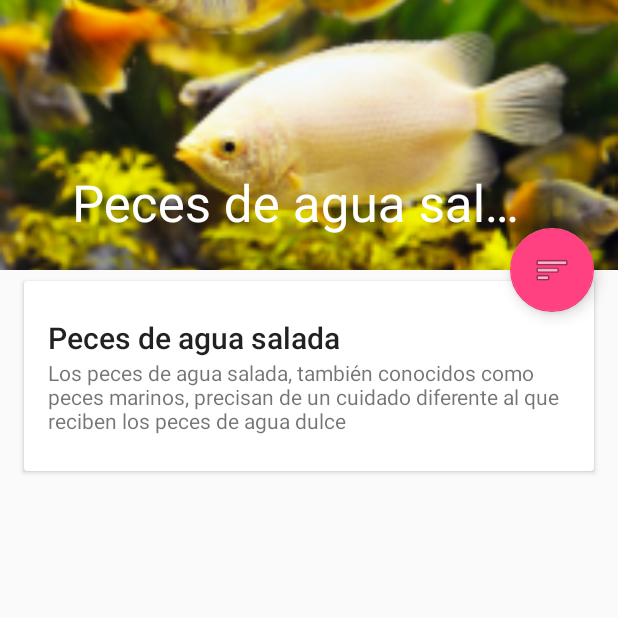
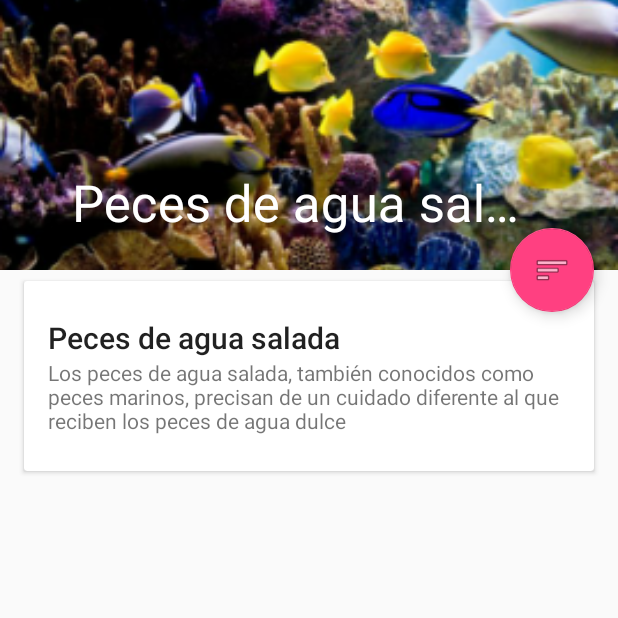
Before and after one commit to artecinnovaciones/Aquarius, an Android app: the screen it shows after launch (DetallesActivity), after a tap on "Agua salada", on a phone screen of 412 x 824 dp, the top half of it. Run offline under Robolectric (Android 15) with nearby library versions, the phone set to English and light mode, and no system bars.

Commit message:
vista main

```diff
--- a/app/src/main/java/com/artecinnovaciones/aquarius/DetallesActivity.java
+++ b/app/src/main/java/com/artecinnovaciones/aquarius/DetallesActivity.java
@@ -13,6 +13,7 @@ import com.bumptech.glide.Glide;
 public class DetallesActivity extends AppCompatActivity {
 
     private static final String EXTRA_DRAWABLE = "com.artecinnovaciones.artecdemo.drawable";
+    String tip="";
 
     @Override
     protected void onCreate(Bundle savedInstanceState) {
@@ -20,6 +21,7 @@ public class DetallesActivity extends AppCompatActivity {
         setContentView(R.layout.activity_detalles);
         Toolbar toolbar = (Toolbar) findViewById(R.id.toolbarScroll);
         setSupportActionBar(toolbar);
+
 
         FloatingActionButton fab = (FloatingActionButton) findViewById(R.id.fab);
         fab.setOnClickListener(new View.OnClickListener() {
@@ -30,11 +32,18 @@ public class DetallesActivity extends AppCompatActivity {
             }
         });
 
+        tip=getIntent().getStringExtra("tipo");
+
         CollapsingToolbarLayout collapser =
                 (CollapsingToolbarLayout) findViewById(R.id.toolbar_layout);
-        collapser.setTitle("Peces de agua salada");
+        collapser.setTitle("Peces de agua " + tip);
 
-        loadImageParallax(R.drawable.peces_dulce);
+        if (tip=="salada"){
+            loadImageParallax(R.drawable.peces_salada);
+        }else {
+            loadImageParallax(R.drawable.peces_dulce);
+        }
+
     }
 
     private void loadImageParallax(int id) {
--- a/app/src/main/java/com/artecinnovaciones/aquarius/MainActivity.java
+++ b/app/src/main/java/com/artecinnovaciones/aquarius/MainActivity.java
@@ -34,6 +34,17 @@ public class MainActivity extends AppCompatActivity {
             @Override
             public void onClick(View v) {
                 Intent i = new Intent(MainActivity.this, DetallesActivity.class);
+                i.putExtra("tipo","salada");
+                startActivity(i);
+            }
+        });
+
+        LinearLayout dul= (LinearLayout)findViewById(R.id.peces_dul);
+        dul.setOnClickListener(new View.OnClickListener() {
+            @Override
+            public void onClick(View v) {
+                Intent i = new Intent(MainActivity.this, DetallesActivity.class);
+                i.putExtra("tipo","dulce");
                 startActivity(i);
             }
         });
```
Also changed, not shown: app/src/main/res/layout/content_main.xml (+5 -3 lines).
